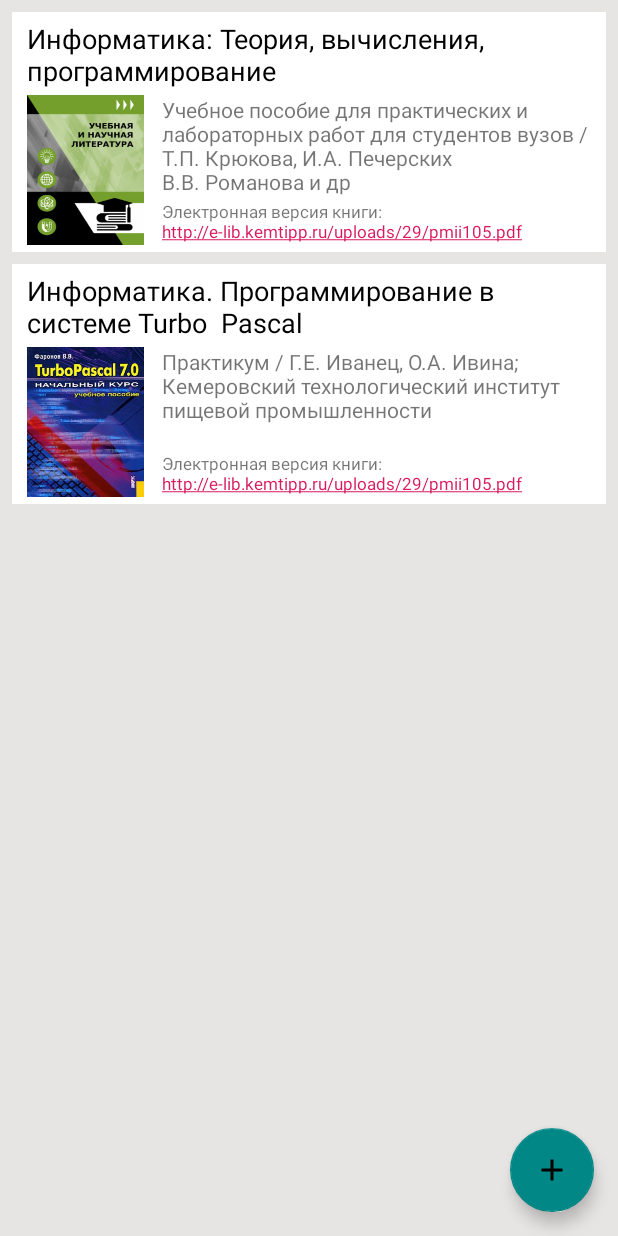
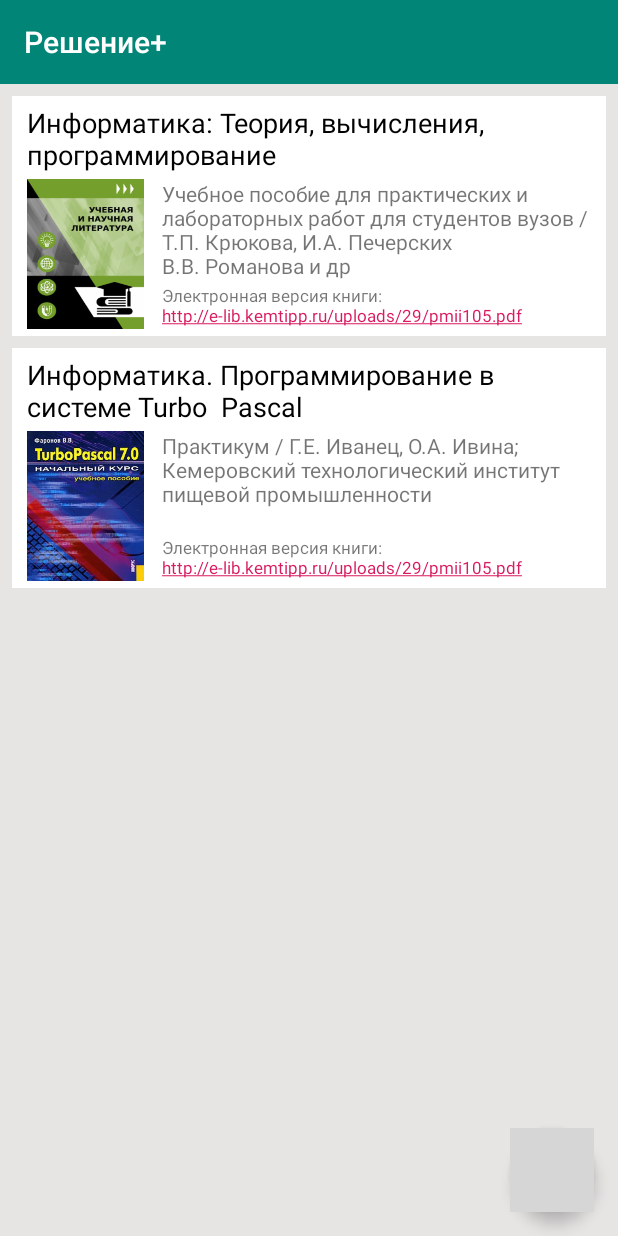
Before and after one commit to izakynash/ResheniePlus, an Android app: the layout activity_all_books.xml on its own in the app's theme, with its tools: preview values and no code run, on a phone screen of 412 x 824 dp. Run offline under Robolectric (Android 15) with nearby library versions, the phone set to English and light mode, and no system bars; grey boxes are pictures that could not be loaded.

Commit message:
+editBookAct4

```diff
--- a/app/src/main/java/info/goodline/reshenie_plus/AllBooksActivity.kt
+++ b/app/src/main/java/info/goodline/reshenie_plus/AllBooksActivity.kt
@@ -2,18 +2,30 @@ package info.goodline.reshenie_plus
 
 import android.content.Intent
 import android.support.v7.app.AppCompatActivity
+import android.support.v7.widget.Toolbar
 import android.os.Bundle
+import android.view.Menu
+import android.view.MenuInflater
 import android.view.View
+import kotlinx.android.synthetic.main.activity_all_books.*
 
 class AllBooksActivity : AppCompatActivity() {
 
     override fun onCreate(savedInstanceState: Bundle?) {
         super.onCreate(savedInstanceState)
         setContentView(R.layout.activity_all_books)
+        setSupportActionBar(toolbar);
     }
 
-   fun btnEditBook(view: View) {
+    override fun onCreateOptionsMenu(menu: Menu?): Boolean {
+        menuInflater.inflate(R.menu.all_books_menu, menu)
+        return true
+}
+
+    fun btnEditBook(view: View) {
         val intent = Intent(this, EditBookActivity::class.java)
         startActivity(intent)
-    }
+   }
+
+
 }
--- a/app/src/main/res/layout/activity_all_books.xml
+++ b/app/src/main/res/layout/activity_all_books.xml
@@ -8,6 +8,12 @@
     android:background="#e7e4e4"
     android:orientation="vertical"
     tools:context=".AllBooksActivity">
+
+    <android.support.v7.widget.Toolbar
+        android:id="@+id/toolbar"
+        style="@style/Toolbar"
+        app:title="Решение+"
+        app:titleTextColor=""/>
 
     <RelativeLayout
         android:id="@+id/book1Layout"
@@ -122,6 +128,7 @@
         app:backgroundTint="#018786"
         android:layout_gravity="bottom|right"
         android:src="@drawable/ic_plus_black_24dp"
+        app:rippleColor="@color/colorPrimaryDark"
         android:onClick="btnEditBook"/>
 
 </FrameLayout>
--- a/app/src/main/res/layout/activity_edit_book.xml
+++ b/app/src/main/res/layout/activity_edit_book.xml
@@ -68,6 +68,4 @@
         android:textColor="#ffffff"
         android:background="#018786" />
 
-
-
 </LinearLayout>
--- a/app/src/main/res/values/styles.xml
+++ b/app/src/main/res/values/styles.xml
@@ -1,11 +1,18 @@
 <resources>
 
     <!-- Base application theme. -->
-    <style name="AppTheme" parent="Theme.AppCompat.Light.DarkActionBar">
+    <style name="AppTheme" parent="Theme.AppCompat.Light.NoActionBar">
         <!-- Customize your theme here. -->
         <item name="colorPrimary">@color/colorPrimary</item>
         <item name="colorPrimaryDark">@color/colorPrimaryDark</item>
         <item name="colorAccent">@color/colorAccent</item>
     </style>
 
+    <style name="Toolbar">
+        <item name="android:layout_width">match_parent</item>
+        <item name="android:layout_height">?attr/actionBarSize</item>
+        <item name="theme">@style/ThemeOverlay.AppCompat.Dark.ActionBar</item>
+        <item name="android:background">@color/colorPrimary</item>
+    </style>
+
 </resources>
```
Also changed, not shown: app/src/main/res/drawable/ic_plus_black_24dp.png (deleted).
